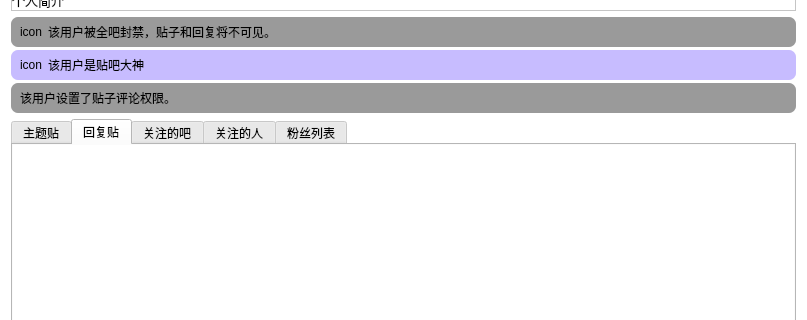
Qt form src/resf/user_home_page.ui (clb-128258/TiebaDesktop) before a commit; both pictures show x 0 to 807 and y 90 to 410 of the 807 by 613 pixel window.
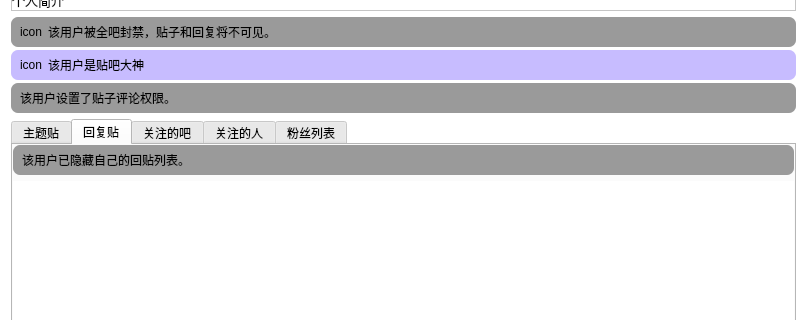
The same form after that commit. The open tabs and pages were chosen to show the change.

```diff
--- a/src/resf/user_home_page.ui
+++ b/src/resf/user_home_page.ui
@@ -451,6 +451,37 @@
         <number>0</number>
        </property>
        <item row="0" column="0">
+        <widget class="QFrame" name="frame_11">
+         <property name="styleSheet">
+          <string notr="true">QFrame{
+	background-color: rgb(154, 154, 154);
+	border-radius: 7px;
+}</string>
+         </property>
+         <property name="frameShape">
+          <enum>QFrame::StyledPanel</enum>
+         </property>
+         <property name="frameShadow">
+          <enum>QFrame::Raised</enum>
+         </property>
+         <layout class="QGridLayout" name="gridLayout_19" columnstretch="0">
+          <property name="topMargin">
+           <number>6</number>
+          </property>
+          <property name="bottomMargin">
+           <number>6</number>
+          </property>
+          <item row="0" column="0">
+           <widget class="QLabel" name="label_20">
+            <property name="text">
+             <string>该用户已隐藏自己的回贴列表。</string>
+            </property>
+           </widget>
+          </item>
+         </layout>
+        </widget>
+       </item>
+       <item row="1" column="0">
         <widget class="QListWidget" name="listWidget_2">
          <property name="frameShape">
           <enum>QFrame::NoFrame</enum>
```
Left out of the diff: 320 changed lines with no effect on the pictures.
